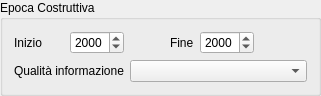
Before: the Qt Designer form ui/grpEpocaCostruttiva.ui in faunalia/rt_omero, drawn with Qt 5.
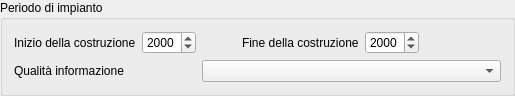
After: the same form once the commit is applied.

The edit to the form file:
```diff
--- a/ui/grpEpocaCostruttiva.ui
+++ b/ui/grpEpocaCostruttiva.ui
@@ -6,7 +6,7 @@
    <rect>
     <x>0</x>
     <y>0</y>
-    <width>321</width>
+    <width>515</width>
     <height>95</height>
    </rect>
   </property>
@@ -14,13 +14,13 @@
    <string>GroupBox</string>
   </property>
   <property name="title">
-   <string>Epoca Costruttiva</string>
+   <string>Periodo di impianto</string>
   </property>
   <layout class="QGridLayout" name="gridLayout">
    <item row="0" column="0">
     <widget class="QLabel" name="label_7">
      <property name="text">
-      <string>Inizio</string>
+      <string>Inizio della costruzione</string>
      </property>
     </widget>
    </item>
@@ -34,7 +34,7 @@
    <item row="0" column="2">
     <widget class="QLabel" name="label_8">
      <property name="text">
-      <string>Fine</string>
+      <string>Fine della costruzione</string>
      </property>
      <property name="indent">
       <number>40</number>
```
